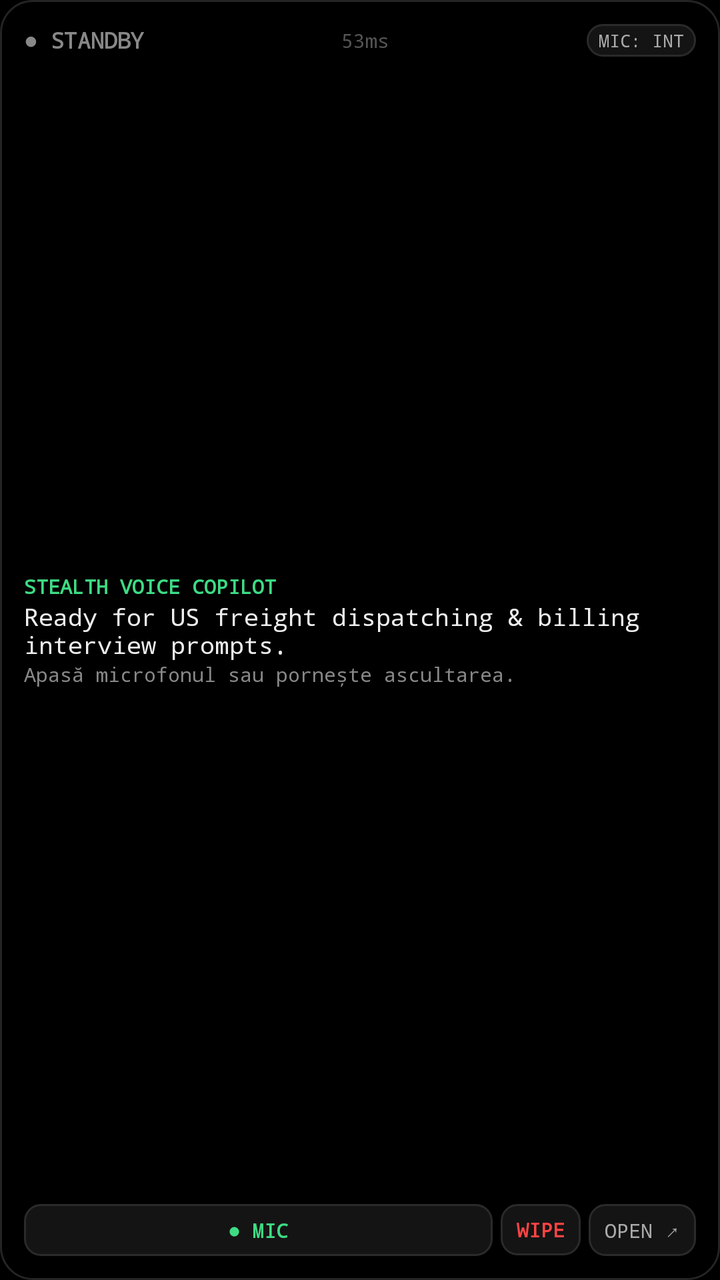
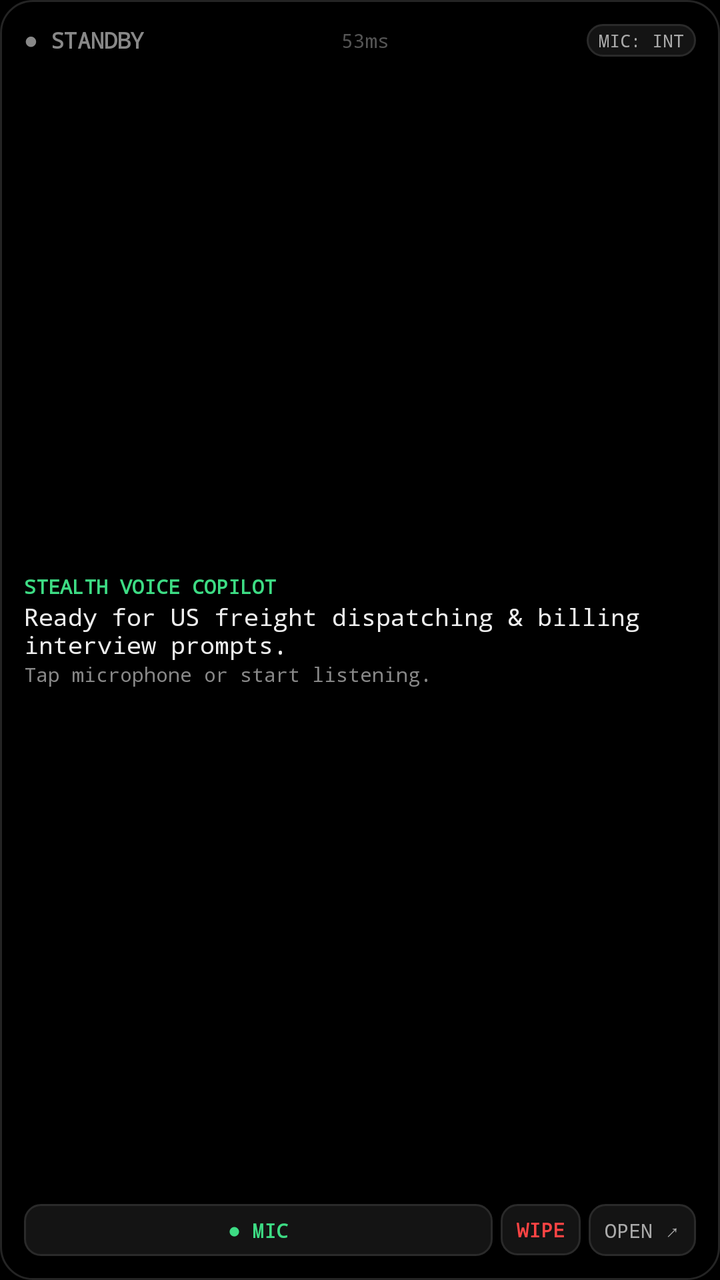

Before-and-after screenshots of an Android layout around one commit, followed by the original layout XML and the change that was made.
<!-- AndroidManifest.xml: application theme Theme.StealthVoiceCopilot -->
<!-- res/layout/widget_stealth_lockscreen.xml -->
<?xml version="1.0" encoding="utf-8"?>
<LinearLayout xmlns:android="http://schemas.android.com/apk/res/android"
    android:id="@+id/widget_root"
    android:layout_width="match_parent"
    android:layout_height="match_parent"
    android:background="@drawable/bg_widget_amoled"
    android:orientation="vertical"
    android:padding="12dp">

    
    <LinearLayout
        android:layout_width="match_parent"
        android:layout_height="wrap_content"
        android:gravity="center_vertical"
        android:orientation="horizontal">

        <TextView
            android:id="@+id/widget_status_text"
            android:layout_width="wrap_content"
            android:layout_height="wrap_content"
            android:fontFamily="monospace"
            android:text="● STANDBY"
            android:textColor="#888888"
            android:textSize="11sp"
            android:textStyle="bold" />

        <TextView
            android:id="@+id/widget_latency_text"
            android:layout_width="0dp"
            android:layout_height="wrap_content"
            android:layout_weight="1"
            android:fontFamily="monospace"
            android:gravity="center"
            android:text="53ms"
            android:textColor="#555555"
            android:textSize="10sp" />

        <TextView
            android:id="@+id/widget_route_badge"
            android:layout_width="wrap_content"
            android:layout_height="wrap_content"
            android:background="@drawable/bg_widget_chip"
            android:fontFamily="monospace"
            android:paddingHorizontal="6dp"
            android:paddingVertical="2dp"
            android:text="MIC: INT"
            android:textColor="#AAAAAA"
            android:textSize="9sp" />
    </LinearLayout>

    
    <LinearLayout
        android:id="@+id/widget_content_container"
        android:layout_width="match_parent"
        android:layout_height="0dp"
        android:layout_weight="1"
        android:gravity="center_vertical"
        android:orientation="vertical"
        android:paddingVertical="4dp">

        <TextView
            android:id="@+id/widget_category_label"
            android:layout_width="match_parent"
            android:layout_height="wrap_content"
            android:fontFamily="monospace"
            android:maxLines="1"
            android:text="STEALTH VOICE COPILOT"
            android:textColor="#3DDC84"
            android:textSize="10sp"
            android:textStyle="bold" />

        <TextView
            android:id="@+id/widget_answer_text"
            android:layout_width="match_parent"
            android:layout_height="wrap_content"
            android:ellipsize="end"
            android:fontFamily="monospace"
            android:maxLines="2"
            android:text="Ready for US freight dispatching &amp; billing interview prompts."
            android:textColor="#EEEEEE"
            android:textSize="12sp" />

        <TextView
            android:id="@+id/widget_ro_guidance"
            android:layout_width="match_parent"
            android:layout_height="wrap_content"
            android:ellipsize="end"
            android:fontFamily="monospace"
            android:maxLines="1"
            android:text="Apasă microfonul sau pornește ascultarea."
            android:textColor="#888888"
            android:textSize="10sp" />
    </LinearLayout>

    
    <LinearLayout
        android:layout_width="match_parent"
        android:layout_height="wrap_content"
        android:gravity="center_vertical"
        android:orientation="horizontal">

        <TextView
            android:id="@+id/widget_btn_toggle_mic"
            android:layout_width="0dp"
            android:layout_height="wrap_content"
            android:layout_marginEnd="4dp"
            android:layout_weight="1"
            android:background="@drawable/bg_widget_chip"
            android:fontFamily="monospace"
            android:gravity="center"
            android:paddingVertical="6dp"
            android:text="● MIC"
            android:textColor="#3DDC84"
            android:textSize="10sp"
            android:textStyle="bold" />

        <TextView
            android:id="@+id/widget_btn_panic"
            android:layout_width="wrap_content"
            android:layout_height="wrap_content"
            android:layout_marginEnd="4dp"
            android:background="@drawable/bg_widget_chip"
            android:fontFamily="monospace"
            android:gravity="center"
            android:paddingHorizontal="8dp"
            android:paddingVertical="6dp"
            android:text="WIPE"
            android:textColor="#FF4444"
            android:textSize="10sp"
            android:textStyle="bold" />

        <TextView
            android:id="@+id/widget_btn_open"
            android:layout_width="wrap_content"
            android:layout_height="wrap_content"
            android:background="@drawable/bg_widget_chip"
            android:fontFamily="monospace"
            android:gravity="center"
            android:paddingHorizontal="8dp"
            android:paddingVertical="6dp"
            android:text="OPEN ↗"
            android:textColor="#AAAAAA"
            android:textSize="10sp" />
    </LinearLayout>

</LinearLayout>
<!-- resources referenced by this layout -->
<resources>
  <!-- drawable bg_widget_amoled (drawable) -->
  <?xml version="1.0" encoding="utf-8"?>
  <shape xmlns:android="http://schemas.android.com/apk/res/android"
      android:shape="rectangle">
      <solid android:color="#000000" />
      <corners android:radius="16dp" />
      <stroke
          android:width="1dp"
          android:color="#242424" />
  </shape>
  <!-- drawable bg_widget_chip (drawable) -->
  <?xml version="1.0" encoding="utf-8"?>
  <shape xmlns:android="http://schemas.android.com/apk/res/android"
      android:shape="rectangle">
      <solid android:color="#141414" />
      <corners android:radius="8dp" />
      <stroke
          android:width="1dp"
          android:color="#2A2A2A" />
  </shape>
  <style name="Theme.StealthVoiceCopilot" parent="android:Theme.Material.NoActionBar">
          <item name="android:windowBackground">#000000</item>
          <item name="android:statusBarColor">#000000</item>
          <item name="android:navigationBarColor">#000000</item>
      </style>
</resources>

<!-- the commit's change to res/layout/widget_stealth_lockscreen.xml (unified diff, before → after) -->
@@ -87,7 +87,7 @@
             android:ellipsize="end"
             android:fontFamily="monospace"
             android:maxLines="1"
-            android:text="Apasă microfonul sau pornește ascultarea."
+            android:text="Tap microphone or start listening."
             android:textColor="#888888"
             android:textSize="10sp" />
     </LinearLayout>
